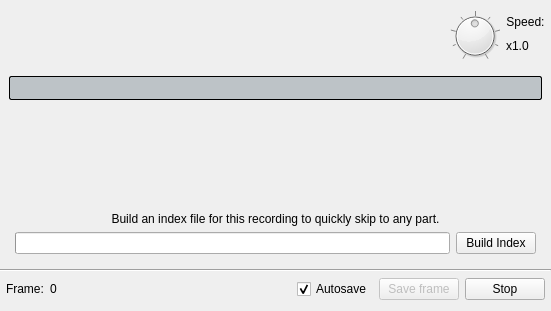
Qt form src/desktop/ui/playback.ui (drawpile/Drawpile) before a commit.
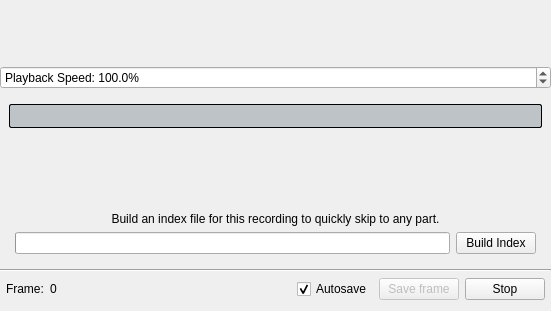
The same form after that commit. The open tabs and pages were chosen to show the change. Icons and pictures are not drawn. Custom widgets are drawn as their Qt base class.

Commit message: Allow playback by pseudo-time

```diff
--- a/src/desktop/ui/playback.ui
+++ b/src/desktop/ui/playback.ui
@@ -22,14 +22,19 @@
    </property>
    <item>
     <layout class="QHBoxLayout">
-     <property name="leftMargin">
-      <number>6</number>
-     </property>
-     <property name="rightMargin">
-      <number>6</number>
-     </property>
      <item>
-      <layout class="QHBoxLayout">
+      <spacer>
+       <property name="orientation">
+        <enum>Qt::Horizontal</enum>
+       </property>
+       <property name="sizeHint" stdset="0">
+        <size>
+         <width>0</width>
+         <height>0</height>
+        </size>
+       </property>
+      </spacer>
+     </item>
        <item>
         <widget class="QToolButton" name="skipBackward">
          <property name="enabled">
@@ -40,7 +45,7 @@
          </property>
          <property name="icon">
           <iconset theme="media-skip-backward">
-           <normaloff>theme:media-skip-backward.svg</normaloff>theme:media-skip-backward.svg</iconset>
+         <normaloff>theme:media-playback-start.svg</normaloff>theme:media-playback-start.svg</iconset>
          </property>
          <property name="iconSize">
           <size>
@@ -116,8 +121,6 @@
          </property>
         </widget>
        </item>
-      </layout>
-     </item>
      <item>
       <spacer>
        <property name="orientation">
@@ -125,68 +128,35 @@
        </property>
        <property name="sizeHint" stdset="0">
         <size>
-         <width>40</width>
-         <height>20</height>
+         <width>0</width>
+         <height>0</height>
         </size>
        </property>
       </spacer>
      </item>
+    </layout>
+   </item>
      <item>
-      <layout class="QGridLayout">
-       <item row="0" column="0" rowspan="2">
-        <widget class="QDial" name="speedcontrol">
-         <property name="sizePolicy">
-          <sizepolicy hsizetype="Fixed" vsizetype="Fixed">
-           <horstretch>0</horstretch>
-           <verstretch>0</verstretch>
-          </sizepolicy>
-         </property>
-         <property name="maximumSize">
-          <size>
-           <width>50</width>
-           <height>50</height>
-          </size>
+    <widget class="KisDoubleSliderSpinBox" name="speedSpinner">
+     <property name="prefix">
+      <string>Playback Speed: </string>
+     </property>
+     <property name="suffix">
+      <string>%</string>
+     </property>
+     <property name="decimals">
+      <number>1</number>
          </property>
          <property name="minimum">
-          <number>1</number>
+      <double>0.100000000000000</double>
          </property>
          <property name="maximum">
-          <number>200</number>
+      <double>10000.000000000000000</double>
          </property>
          <property name="value">
-          <number>100</number>
-         </property>
-         <property name="notchTarget">
-          <double>25.000000000000000</double>
-         </property>
-         <property name="notchesVisible">
-          <bool>true</bool>
-         </property>
-        </widget>
-       </item>
-       <item row="0" column="1">
-        <widget class="QLabel">
-         <property name="text">
-          <string>Speed:</string>
-         </property>
-         <property name="alignment">
-          <set>Qt::AlignCenter</set>
-         </property>
-        </widget>
-       </item>
-       <item row="1" column="1">
-        <widget class="QLabel" name="speedLabel">
-         <property name="text">
-          <string notr="true">x1.0</string>
-         </property>
-         <property name="alignment">
-          <set>Qt::AlignLeading|Qt::AlignLeft|Qt::AlignTop</set>
-         </property>
-        </widget>
-       </item>
-      </layout>
-     </item>
-    </layout>
+      <double>100.000000000000000</double>
+     </property>
+    </widget>
    </item>
    <item>
     <widget class="QStackedWidget" name="indexStack">
@@ -317,7 +287,7 @@
        <property name="currentIndex">
         <number>1</number>
        </property>
-       <widget class="QWidget">
+       <widget class="QWidget" name="page">
         <layout class="QHBoxLayout">
          <property name="leftMargin">
           <number>0</number>
@@ -465,6 +435,11 @@
    <extends>QWidget</extends>
    <header>desktop/widgets/filmstrip.h</header>
   </customwidget>
+  <customwidget>
+   <class>KisDoubleSliderSpinBox</class>
+   <extends>QDoubleSpinBox</extends>
+   <header>desktop/widgets/kis_slider_spin_box.h</header>
+  </customwidget>
  </customwidgets>
  <resources/>
  <connections/>
```
Lines whose indentation alone changed are shown as unchanged. The commit also changes 11 other files.
